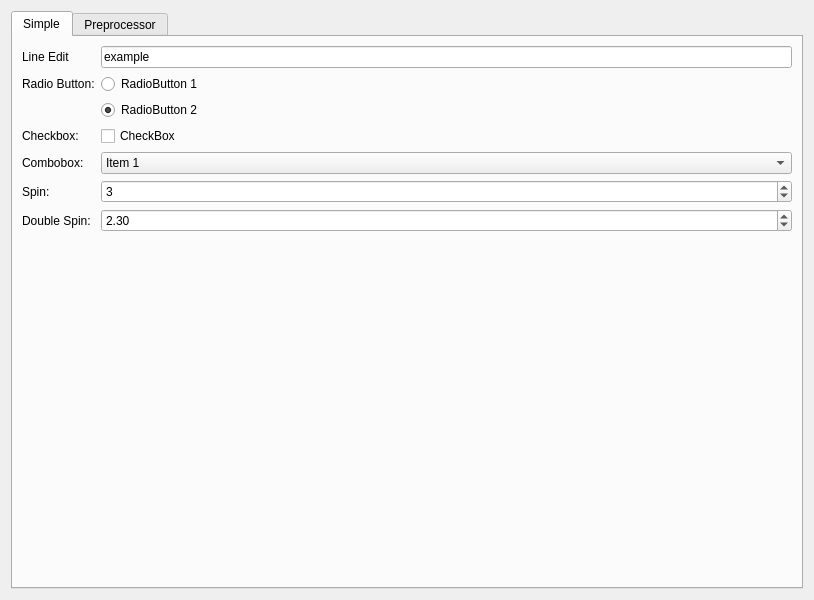
The window that resources/forms/Example.ui (hpfem/agros2d) describes before a commit, drawn with Qt 5.
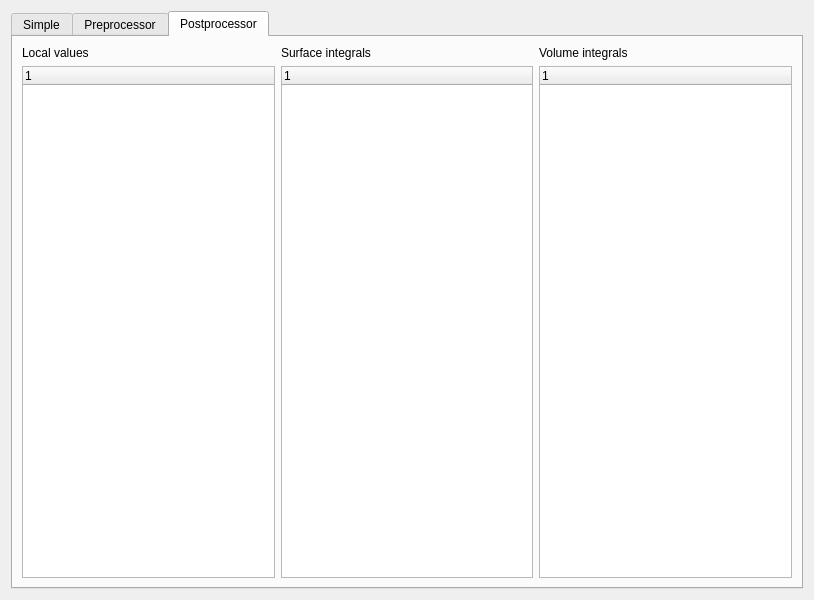
The same window after the commit.

Commit message: added post variables in custom forms

What changed in the file:
```diff
--- a/resources/forms/Example.ui
+++ b/resources/forms/Example.ui
@@ -23,7 +23,7 @@
       </sizepolicy>
      </property>
      <property name="currentIndex">
-      <number>0</number>
+      <number>2</number>
      </property>
      <widget class="QWidget" name="tab">
       <attribute name="title">
@@ -220,6 +220,74 @@
        </item>
       </layout>
      </widget>
+     <widget class="QWidget" name="tab_3">
+      <attribute name="title">
+       <string>Postprocessor</string>
+      </attribute>
+      <layout class="QHBoxLayout" name="horizontalLayout_2">
+       <item>
+        <layout class="QGridLayout" name="gridLayout_3">
+         <item row="0" column="0">
+          <widget class="QLabel" name="label_10">
+           <property name="text">
+            <string>Local values</string>
+           </property>
+          </widget>
+         </item>
+         <item row="0" column="4">
+          <widget class="QLabel" name="label_12">
+           <property name="text">
+            <string>Volume integrals</string>
+           </property>
+          </widget>
+         </item>
+         <item row="0" column="3">
+          <widget class="QLabel" name="label_11">
+           <property name="text">
+            <string>Surface integrals</string>
+           </property>
+          </widget>
+         </item>
+         <item row="1" column="0">
+          <widget class="QTreeWidget" name="trvLocalValues">
+           <property name="dataType" stdset="0">
+            <string>local_values</string>
+           </property>
+           <column>
+            <property name="text">
+             <string notr="true">1</string>
+            </property>
+           </column>
+          </widget>
+         </item>
+         <item row="1" column="3">
+          <widget class="QTreeWidget" name="trvSurfaceIntegrals">
+           <property name="dataType" stdset="0">
+            <string>surface_integrals</string>
+           </property>
+           <column>
+            <property name="text">
+             <string notr="true">1</string>
+            </property>
+           </column>
+          </widget>
+         </item>
+         <item row="1" column="4">
+          <widget class="QTreeWidget" name="trvVolumeIntegrals">
+           <property name="dataType" stdset="0">
+            <string>volume_integrals</string>
+           </property>
+           <column>
+            <property name="text">
+             <string notr="true">1</string>
+            </property>
+           </column>
+          </widget>
+         </item>
+        </layout>
+       </item>
+      </layout>
+     </widget>
     </widget>
    </item>
   </layout>
```
The commit also changes 2 other files.
